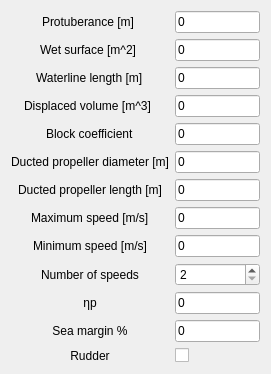
This is freecad/ship/resources/ui/TaskPanel_resistanceAmadeo.ui in FreeCAD/freecad.ship as Qt 5 draws it before an edit. The edited form follows.
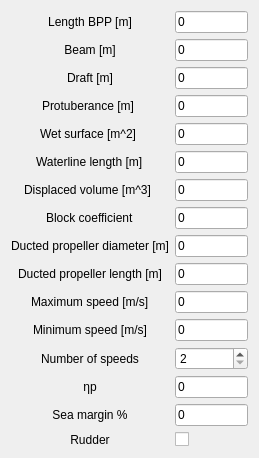
This is the edited form. Custom widgets are drawn as their Qt base class.

Commit message: Inclusion of main dimensions in the UI

```diff
--- a/freecad/ship/resources/ui/TaskPanel_resistanceAmadeo.ui
+++ b/freecad/ship/resources/ui/TaskPanel_resistanceAmadeo.ui
@@ -6,8 +6,8 @@
    <rect>
     <x>0</x>
     <y>0</y>
-    <width>271</width>
-    <height>371</height>
+    <width>259</width>
+    <height>446</height>
    </rect>
   </property>
   <property name="windowTitle">
@@ -19,23 +19,7 @@
   <layout class="QGridLayout" name="gridLayout" rowstretch="0">
    <item row="0" column="0">
     <layout class="QGridLayout" name="gridLayout_2">
-     <item row="0" column="0" alignment="Qt::AlignHCenter">
-      <widget class="QLabel" name="protuberance_label">
-       <property name="sizePolicy">
-        <sizepolicy hsizetype="Preferred" vsizetype="Expanding">
-         <horstretch>0</horstretch>
-         <verstretch>0</verstretch>
-        </sizepolicy>
-       </property>
-       <property name="toolTip">
-        <string>&lt;html&gt;&lt;head/&gt;&lt;body&gt;&lt;p&gt;Protuberance measured from the frame 20. &lt;/p&gt;&lt;/body&gt;&lt;/html&gt;</string>
-       </property>
-       <property name="text">
-        <string>Protuberance [m] </string>
-       </property>
-      </widget>
-     </item>
-     <item row="5" column="0" alignment="Qt::AlignHCenter">
+     <item row="8" column="0" alignment="Qt::AlignHCenter">
       <widget class="QLabel" name="d_diameter_label">
        <property name="sizePolicy">
         <sizepolicy hsizetype="Preferred" vsizetype="Expanding">
@@ -51,10 +35,23 @@
        </property>
       </widget>
      </item>
-     <item row="1" column="1">
-      <widget class="Gui::InputField" name="Sw">
+     <item row="13" column="0">
+      <widget class="QLabel" name="etap_label">
+       <property name="toolTip">
+        <string>&lt;html&gt;&lt;head/&gt;&lt;body&gt;&lt;p&gt;Propulsive coefficient.&lt;/p&gt;&lt;/body&gt;&lt;/html&gt;</string>
+       </property>
        <property name="text">
-        <string notr="true">0 </string>
+        <string>ηp</string>
+       </property>
+       <property name="alignment">
+        <set>Qt::AlignCenter</set>
+       </property>
+      </widget>
+     </item>
+     <item row="10" column="1">
+      <widget class="Gui::InputField" name="max_speed">
+       <property name="text">
+        <string notr="true">0</string>
        </property>
        <property name="unit" stdset="0">
         <string notr="true"/>
@@ -64,8 +61,8 @@
        </property>
       </widget>
      </item>
-     <item row="6" column="0" alignment="Qt::AlignHCenter">
-      <widget class="QLabel" name="d_length_label">
+     <item row="12" column="0">
+      <widget class="QLabel" name="n_speeds_label">
        <property name="sizePolicy">
         <sizepolicy hsizetype="Preferred" vsizetype="Expanding">
          <horstretch>0</horstretch>
@@ -73,30 +70,27 @@
         </sizepolicy>
        </property>
        <property name="text">
-        <string>Ducted propeller length [m]</string>
+        <string>Number of speeds</string>
        </property>
        <property name="alignment">
         <set>Qt::AlignCenter</set>
        </property>
       </widget>
      </item>
+     <item row="13" column="1">
+      <widget class="Gui::InputField" name="etap">
+       <property name="text">
+        <string notr="true">0</string>
+       </property>
+       <property name="unit" stdset="0">
+        <string notr="true"/>
+       </property>
+       <property name="quantity" stdset="0">
+        <double>50.000000000000000</double>
+       </property>
+      </widget>
+     </item>
      <item row="7" column="0" alignment="Qt::AlignHCenter">
-      <widget class="QLabel" name="max_speed_label">
-       <property name="sizePolicy">
-        <sizepolicy hsizetype="Preferred" vsizetype="Expanding">
-         <horstretch>0</horstretch>
-         <verstretch>0</verstretch>
-        </sizepolicy>
-       </property>
-       <property name="toolTip">
-        <string>&lt;html&gt;&lt;head/&gt;&lt;body&gt;&lt;p&gt;Maximum speed to compute the resistance.&lt;br/&gt;&lt;/p&gt;&lt;/body&gt;&lt;/html&gt;</string>
-       </property>
-       <property name="text">
-        <string>Maximum speed [m/s]</string>
-       </property>
-      </widget>
-     </item>
-     <item row="4" column="0" alignment="Qt::AlignHCenter">
       <widget class="QLabel" name="Cb_label">
        <property name="sizePolicy">
         <sizepolicy hsizetype="Preferred" vsizetype="Expanding">
@@ -109,7 +103,7 @@
        </property>
       </widget>
      </item>
-     <item row="9" column="1">
+     <item row="12" column="1">
       <widget class="QSpinBox" name="n_speeds">
        <property name="minimum">
         <number>2</number>
@@ -122,97 +116,7 @@
        </property>
       </widget>
      </item>
-     <item row="10" column="1">
-      <widget class="Gui::InputField" name="etap">
-       <property name="text">
-        <string notr="true">0</string>
-       </property>
-       <property name="unit" stdset="0">
-        <string notr="true"/>
-       </property>
-       <property name="quantity" stdset="0">
-        <double>50.000000000000000</double>
-       </property>
-      </widget>
-     </item>
-     <item row="2" column="1">
-      <widget class="Gui::InputField" name="Lw">
-       <property name="text">
-        <string notr="true">0</string>
-       </property>
-       <property name="maxLength">
-        <number>100000</number>
-       </property>
-       <property name="unit" stdset="0">
-        <string notr="true"/>
-       </property>
-       <property name="quantity" stdset="0">
-        <double>0.000000000000000</double>
-       </property>
-      </widget>
-     </item>
-     <item row="2" column="0" alignment="Qt::AlignHCenter">
-      <widget class="QLabel" name="Lw_label">
-       <property name="sizePolicy">
-        <sizepolicy hsizetype="Preferred" vsizetype="Expanding">
-         <horstretch>0</horstretch>
-         <verstretch>0</verstretch>
-        </sizepolicy>
-       </property>
-       <property name="toolTip">
-        <string>&lt;html&gt;&lt;head/&gt;&lt;body&gt;&lt;p&gt;If Lw is unknown, set Lw = 0. Lw will be calculated using empirical equations proposed by Amadeo.&lt;/p&gt;&lt;/body&gt;&lt;/html&gt;</string>
-       </property>
-       <property name="text">
-        <string>Waterline length [m]</string>
-       </property>
-      </widget>
-     </item>
-     <item row="5" column="1">
-      <widget class="Gui::InputField" name="d_diameter">
-       <property name="text">
-        <string notr="true">0 </string>
-       </property>
-       <property name="unit" stdset="0">
-        <string notr="true"/>
-       </property>
-       <property name="quantity" stdset="0">
-        <double>0.000000000000000</double>
-       </property>
-      </widget>
-     </item>
-     <item row="9" column="0">
-      <widget class="QLabel" name="n_speeds_label">
-       <property name="sizePolicy">
-        <sizepolicy hsizetype="Preferred" vsizetype="Expanding">
-         <horstretch>0</horstretch>
-         <verstretch>0</verstretch>
-        </sizepolicy>
-       </property>
-       <property name="toolTip">
-        <string>&lt;html&gt;&lt;head/&gt;&lt;body&gt;&lt;p&gt;Number of speeds to compute the resistance.&lt;/p&gt;&lt;p&gt;&lt;br/&gt;&lt;/p&gt;&lt;/body&gt;&lt;/html&gt;</string>
-       </property>
-       <property name="text">
-        <string>Number of speeds</string>
-       </property>
-       <property name="alignment">
-        <set>Qt::AlignCenter</set>
-       </property>
-      </widget>
-     </item>
-     <item row="6" column="1">
-      <widget class="Gui::InputField" name="d_length">
-       <property name="text">
-        <string notr="true">0 </string>
-       </property>
-       <property name="unit" stdset="0">
-        <string notr="true"/>
-       </property>
-       <property name="quantity" stdset="0">
-        <double>0.000000000000000</double>
-       </property>
-      </widget>
-     </item>
-     <item row="1" column="0" alignment="Qt::AlignHCenter">
+     <item row="4" column="0" alignment="Qt::AlignHCenter">
       <widget class="QLabel" name="Sw_label">
        <property name="sizePolicy">
         <sizepolicy hsizetype="Preferred" vsizetype="Expanding">
@@ -228,7 +132,7 @@
        </property>
       </widget>
      </item>
-     <item row="4" column="1">
+     <item row="7" column="1">
       <widget class="Gui::InputField" name="Cb">
        <property name="text">
         <string notr="true">0</string>
@@ -244,15 +148,60 @@
        </property>
       </widget>
      </item>
-     <item row="12" column="1">
+     <item row="14" column="1">
+      <widget class="Gui::InputField" name="seamargin">
+       <property name="text">
+        <string notr="true">0</string>
+       </property>
+       <property name="unit" stdset="0">
+        <string/>
+       </property>
+       <property name="quantity" stdset="0">
+        <double>100.000000000000000</double>
+       </property>
+      </widget>
+     </item>
+     <item row="0" column="0">
+      <widget class="QLabel" name="Lpp_label">
+       <property name="sizePolicy">
+        <sizepolicy hsizetype="Preferred" vsizetype="Expanding">
+         <horstretch>0</horstretch>
+         <verstretch>0</verstretch>
+        </sizepolicy>
+       </property>
+       <property name="toolTip">
+        <string>&lt;html&gt;&lt;head/&gt;&lt;body&gt;&lt;p&gt;Length between perpendiculars.&lt;/p&gt;&lt;/body&gt;&lt;/html&gt;</string>
+       </property>
+       <property name="text">
+        <string>Length BPP [m]</string>
+       </property>
+       <property name="alignment">
+        <set>Qt::AlignCenter</set>
+       </property>
+      </widget>
+     </item>
+     <item row="15" column="1">
       <widget class="QCheckBox" name="rudder">
        <property name="text">
         <string/>
        </property>
       </widget>
      </item>
-     <item row="12" column="0">
-      <widget class="QLabel" name="rudder_label">
+     <item row="8" column="1">
+      <widget class="Gui::InputField" name="d_diameter">
+       <property name="text">
+        <string notr="true">0 </string>
+       </property>
+       <property name="unit" stdset="0">
+        <string notr="true"/>
+       </property>
+       <property name="quantity" stdset="0">
+        <double>0.000000000000000</double>
+       </property>
+      </widget>
+     </item>
+     <item row="10" column="0" alignment="Qt::AlignHCenter">
+      <widget class="QLabel" name="max_speed_label">
        <property name="sizePolicy">
         <sizepolicy hsizetype="Preferred" vsizetype="Expanding">
          <horstretch>0</horstretch>
@@ -263,14 +212,18 @@
         <string>&lt;html&gt;&lt;head/&gt;&lt;body&gt;&lt;p&gt;Check the box if the ship has a rudder.&lt;/p&gt;&lt;p&gt;&lt;br/&gt;&lt;/p&gt;&lt;/body&gt;&lt;/html&gt;</string>
        </property>
        <property name="text">
-        <string>Rudder</string>
+        <string>Maximum speed [m/s]</string>
        </property>
-       <property name="alignment">
-        <set>Qt::AlignCenter</set>
+      </widget>
+     </item>
+     <item row="9" column="1">
+      <widget class="Gui::InputField" name="d_length">
+       <property name="text">
+        <string notr="true">0 </string>
        </property>
       </widget>
      </item>
-     <item row="8" column="0" alignment="Qt::AlignHCenter">
+     <item row="11" column="0" alignment="Qt::AlignHCenter">
       <widget class="QLabel" name="min_speed_label">
        <property name="sizePolicy">
         <sizepolicy hsizetype="Preferred" vsizetype="Expanding">
@@ -287,6 +240,22 @@
       </widget>
      </item>
      <item row="3" column="0" alignment="Qt::AlignHCenter">
+      <widget class="QLabel" name="protuberance_label">
+       <property name="sizePolicy">
+        <sizepolicy hsizetype="Preferred" vsizetype="Expanding">
+         <horstretch>0</horstretch>
+         <verstretch>0</verstretch>
+        </sizepolicy>
+       </property>
+       <property name="toolTip">
+        <string>&lt;html&gt;&lt;head/&gt;&lt;body&gt;&lt;p&gt;Protuberance measured from the frame 20. &lt;/p&gt;&lt;/body&gt;&lt;/html&gt;</string>
+       </property>
+       <property name="text">
+        <string>Protuberance [m] </string>
+       </property>
+      </widget>
+     </item>
+     <item row="6" column="0" alignment="Qt::AlignHCenter">
       <widget class="QLabel" name="volume_label">
        <property name="sizePolicy">
         <sizepolicy hsizetype="Preferred" vsizetype="Expanding">
@@ -299,33 +268,58 @@
        </property>
       </widget>
      </item>
-     <item row="3" column="1">
-      <widget class="Gui::InputField" name="volume">
+     <item row="1" column="0">
+      <widget class="QLabel" name="Beam_label">
+       <property name="sizePolicy">
+        <sizepolicy hsizetype="Preferred" vsizetype="Expanding">
+         <horstretch>0</horstretch>
+         <verstretch>0</verstretch>
+        </sizepolicy>
+       </property>
        <property name="text">
-        <string notr="true">0</string>
+        <string>Beam [m]</string>
        </property>
-       <property name="unit" stdset="0">
-        <string notr="true"/>
-       </property>
-       <property name="quantity" stdset="0">
-        <double>1.000000000000000</double>
+       <property name="alignment">
+        <set>Qt::AlignCenter</set>
        </property>
       </widget>
      </item>
-     <item row="10" column="0">
-      <widget class="QLabel" name="etap_label">
+     <item row="15" column="0">
+      <widget class="QLabel" name="rudder_label">
+       <property name="sizePolicy">
+        <sizepolicy hsizetype="Preferred" vsizetype="Expanding">
+         <horstretch>0</horstretch>
+         <verstretch>0</verstretch>
+        </sizepolicy>
+       </property>
        <property name="toolTip">
         <string>&lt;html&gt;&lt;head/&gt;&lt;body&gt;&lt;p&gt;Propulsive coefficient.&lt;/p&gt;&lt;/body&gt;&lt;/html&gt;</string>
        </property>
        <property name="text">
-        <string>ηp</string>
+        <string>Rudder</string>
        </property>
        <property name="alignment">
         <set>Qt::AlignCenter</set>
        </property>
       </widget>
      </item>
-     <item row="11" column="0">
+     <item row="9" column="0" alignment="Qt::AlignHCenter">
+      <widget class="QLabel" name="d_length_label">
+       <property name="sizePolicy">
+        <sizepolicy hsizetype="Preferred" vsizetype="Expanding">
+         <horstretch>0</horstretch>
+         <verstretch>0</verstretch>
+        </sizepolicy>
+       </property>
+       <property name="text">
+        <string>Ducted propeller length [m]</string>
+       </property>
+       <property name="alignment">
+        <set>Qt::AlignCenter</set>
+       </property>
+      </widget>
+     </item>
+     <item row="14" column="0">
       <widget class="QLabel" name="seamargin_label">
        <property name="toolTip">
         <string>&lt;html&gt;&lt;head/&gt;&lt;body&gt;&lt;p&gt;Enter the sea margin as a percentage&lt;/p&gt;&lt;/body&gt;&lt;/html&gt;</string>
@@ -338,33 +332,78 @@
        </property>
       </widget>
      </item>
+     <item row="5" column="0" alignment="Qt::AlignHCenter">
+      <widget class="QLabel" name="Lw_label">
+       <property name="sizePolicy">
+        <sizepolicy hsizetype="Preferred" vsizetype="Expanding">
+         <horstretch>0</horstretch>
+         <verstretch>0</verstretch>
+        </sizepolicy>
+       </property>
+       <property name="toolTip">
+        <string>&lt;html&gt;&lt;head/&gt;&lt;body&gt;&lt;p&gt;If Lw is unknown, set Lw = 0. Lw will be calculated using empirical equations proposed by Amadeo.&lt;/p&gt;&lt;/body&gt;&lt;/html&gt;</string>
+       </property>
+       <property name="text">
+        <string>Waterline length [m]</string>
+       </property>
+      </widget>
+     </item>
+     <item row="5" column="1">
+      <widget class="Gui::InputField" name="Lw">
+       <property name="text">
+        <string notr="true">0</string>
+       </property>
+       <property name="maxLength">
+        <number>100000</number>
+       </property>
+       <property name="unit" stdset="0">
+        <string notr="true"/>
+       </property>
+       <property name="quantity" stdset="0">
+        <double>0.000000000000000</double>
+       </property>
+      </widget>
+     </item>
+     <item row="6" column="1">
+      <widget class="Gui::InputField" name="volume">
+       <property name="text">
+        <string notr="true">0</string>
+       </property>
+       <property name="unit" stdset="0">
+        <string notr="true"/>
+       </property>
+       <property name="quantity" stdset="0">
+        <double>1.000000000000000</double>
+       </property>
+      </widget>
+     </item>
+     <item row="3" column="1">
+      <widget class="Gui::InputField" name="protuberance">
+       <property name="text">
+        <string notr="true">0 </string>
+       </property>
+       <property name="unit" stdset="0">
+        <string notr="true"/>
+       </property>
+       <property name="quantity" stdset="0">
+        <double>0.000000000000000</double>
+       </property>
+      </widget>
+     </item>
+     <item row="4" column="1">
+      <widget class="Gui::InputField" name="Sw">
+       <property name="text">
+        <string notr="true">0 </string>
+       </property>
+       <property name="unit" stdset="0">
+        <string notr="true"/>
+       </property>
+       <property name="quantity" stdset="0">
+        <double>1.000000000000000</double>
+       </property>
+      </widget>
+     </item>
      <item row="11" column="1">
-      <widget class="Gui::InputField" name="seamargin">
-       <property name="text">
-        <string notr="true">0</string>
-       </property>
-       <property name="unit" stdset="0">
-        <string/>
-       </property>
-       <property name="quantity" stdset="0">
-        <double>100.000000000000000</double>
-       </property>
-      </widget>
-     </item>
-     <item row="7" column="1">
-      <widget class="Gui::InputField" name="max_speed">
-       <property name="text">
-        <string notr="true">0</string>
-       </property>
-       <property name="unit" stdset="0">
-        <string notr="true"/>
-       </property>
-       <property name="quantity" stdset="0">
-        <double>1.000000000000000</double>
-       </property>
-      </widget>
-     </item>
-     <item row="8" column="1">
       <widget class="Gui::InputField" name="min_speed">
        <property name="text">
         <string notr="true">0</string>
@@ -377,10 +416,55 @@
        </property>
       </widget>
      </item>
+     <item row="2" column="0">
+      <widget class="QLabel" name="Draft_label">
+       <property name="sizePolicy">
+        <sizepolicy hsizetype="Preferred" vsizetype="Expanding">
+         <horstretch>0</horstretch>
+         <verstretch>0</verstretch>
+        </sizepolicy>
+       </property>
+       <property name="text">
+        <string>Draft [m]</string>
+       </property>
+       <property name="alignment">
+        <set>Qt::AlignCenter</set>
+       </property>
+      </widget>
+     </item>
+     <item row="2" column="1">
+      <widget class="Gui::InputField" name="Draft">
+       <property name="text">
+        <string notr="true">0</string>
+       </property>
+       <property name="unit" stdset="0">
+        <string notr="true"/>
+       </property>
+       <property name="quantity" stdset="0">
+        <double>1.000000000000000</double>
+       </property>
+      </widget>
+     </item>
+     <item row="1" column="1">
+      <widget class="Gui::InputField" name="Beam">
+       <property name="text">
+        <string notr="true">0</string>
+       </property>
+       <property name="maxLength">
+        <number>100000</number>
+       </property>
+       <property name="unit" stdset="0">
+        <string notr="true"/>
+       </property>
+       <property name="quantity" stdset="0">
+        <double>0.000000000000000</double>
+       </property>
+      </widget>
+     </item>
      <item row="0" column="1">
-      <widget class="Gui::InputField" name="protuberance">
+      <widget class="Gui::InputField" name="Lpp">
        <property name="text">
-        <string notr="true">0 </string>
+        <string notr="true">0</string>
        </property>
        <property name="unit" stdset="0">
         <string notr="true"/>
```
Left out of the diff: 15 changed lines with no effect on the pictures.
